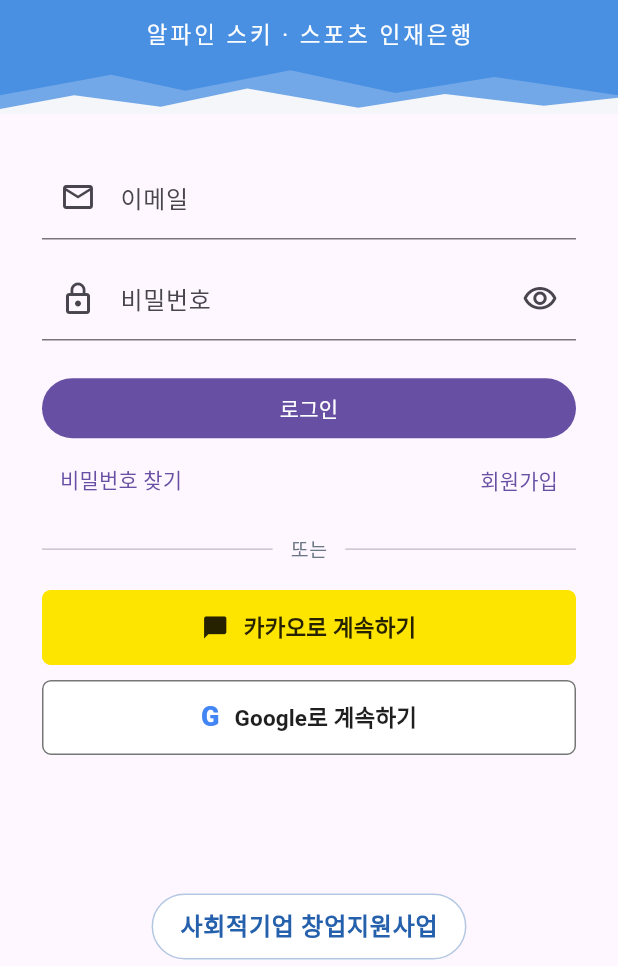
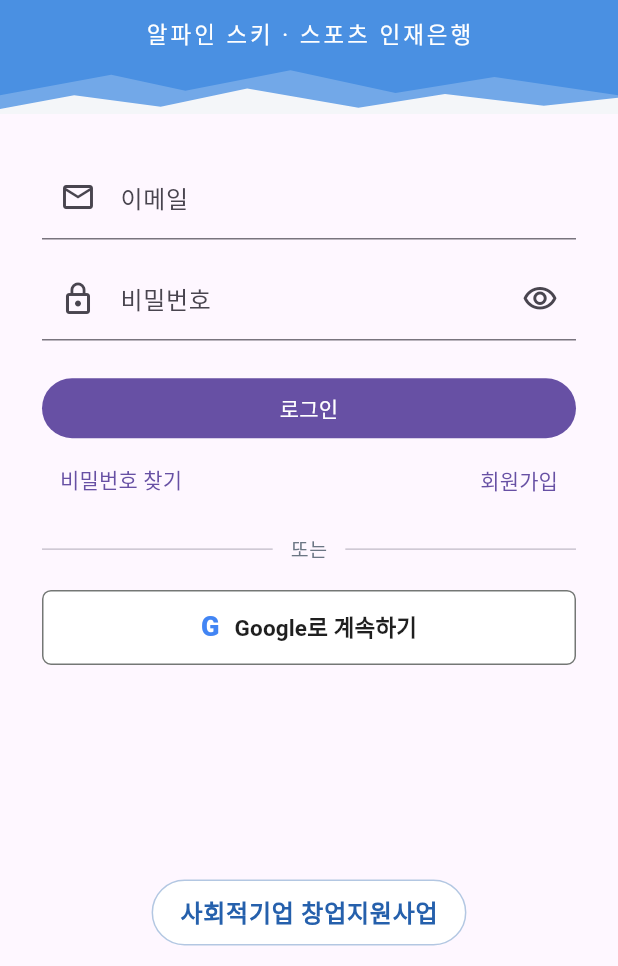
Before and after one commit to jiwon-ai/winref, a Flutter app: the LoginScreen screen opened directly, on a phone screen of 412 x 824 dp, the part 270-1236 px from its top. Run offline on Flutter 3.47's test engine with Material 3 defaults, Android fonts, the phone set to English and light mode, and no system bars; our stand-ins replace file_picker, firebase_core, firebase_messaging, pdf, printing, supabase_flutter and 2 more; missing offline and left inert: dart:js_interop, dart:ui_web; accounts and stored records are empty.

```diff
--- a/app/lib/screens/auth.dart
+++ b/app/lib/screens/auth.dart
@@ -4,6 +4,10 @@ import 'package:supabase_flutter/supabase_flutter.dart';
 
 import '../common.dart';
 import '../theme.dart';
+
+/// 카카오 로그인: Supabase 에 카카오 키를 넣은 뒤 빌드에 --dart-define=KAKAO=true 로 켠다.
+/// (설정 전 버튼이 보이면 눌러도 오류가 나 Play 심사에서 '작동하지 않는 기능'으로 반려될 수 있음)
+const kakaoLogin = bool.fromEnvironment('KAKAO');
 
 class LoginScreen extends StatefulWidget {
   const LoginScreen({super.key});
@@ -168,6 +172,7 @@ class _LoginScreenState extends State<LoginScreen> {
                           Expanded(child: Divider()),
                         ]),
                         SizedBox(height: gap(12, 20)),
+                        if (kakaoLogin) ...[
                           _SocialButton(
                             label: '카카오로 계속하기',
                             background: const Color(0xFFFEE500),
@@ -176,6 +181,7 @@ class _LoginScreenState extends State<LoginScreen> {
                             onPressed: () => _social(OAuthProvider.kakao),
                           ),
                           const SizedBox(height: 10),
+                        ],
                         _SocialButton(
                           label: 'Google로 계속하기',
                           background: Colors.white,
```
Also changed, not shown: 1 other file. Lines whose indentation alone changed are shown as unchanged.
